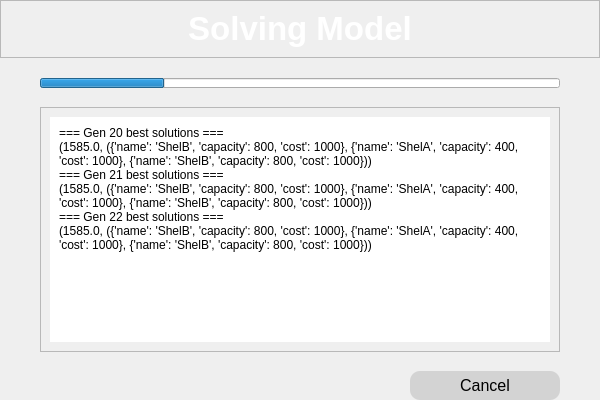
Qt form FE/solvingprogress.ui (Lucianono/ShelterAlloc_Thesis) before a commit.
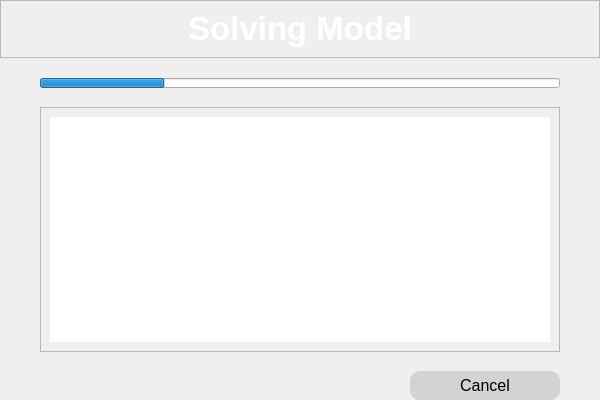
The same form after that commit.

Diff of the .ui file:
```diff
--- a/FE/solvingprogress.ui
+++ b/FE/solvingprogress.ui
@@ -162,28 +162,14 @@
             <rect>
              <x>0</x>
              <y>0</y>
-             <width>496</width>
-             <height>182</height>
+             <width>500</width>
+             <height>196</height>
             </rect>
            </property>
            <layout class="QVBoxLayout" name="verticalLayout_3">
             <item>
-             <widget class="QLabel" name="label">
-              <property name="styleSheet">
-               <string notr="true"/>
-              </property>
-              <property name="text">
-               <string>=== Gen 20 best solutions ===
-(1585.0, ({'name': 'ShelB', 'capacity': 800, 'cost': 1000}, {'name': 'ShelA', 'capacity': 400, 'cost': 1000}, {'name': 'ShelB', 'capacity': 800, 'cost': 1000}))
-=== Gen 21 best solutions ===
-(1585.0, ({'name': 'ShelB', 'capacity': 800, 'cost': 1000}, {'name': 'ShelA', 'capacity': 400, 'cost': 1000}, {'name': 'ShelB', 'capacity': 800, 'cost': 1000}))
-=== Gen 22 best solutions ===
-(1585.0, ({'name': 'ShelB', 'capacity': 800, 'cost': 1000}, {'name': 'ShelA', 'capacity': 400, 'cost': 1000}, {'name': 'ShelB', 'capacity': 800, 'cost': 1000}))</string>
-              </property>
-              <property name="alignment">
-               <set>Qt::AlignLeading|Qt::AlignLeft|Qt::AlignTop</set>
-              </property>
-              <property name="wordWrap">
+             <widget class="QTextEdit" name="textEdit">
+              <property name="readOnly">
                <bool>true</bool>
               </property>
              </widget>
```
